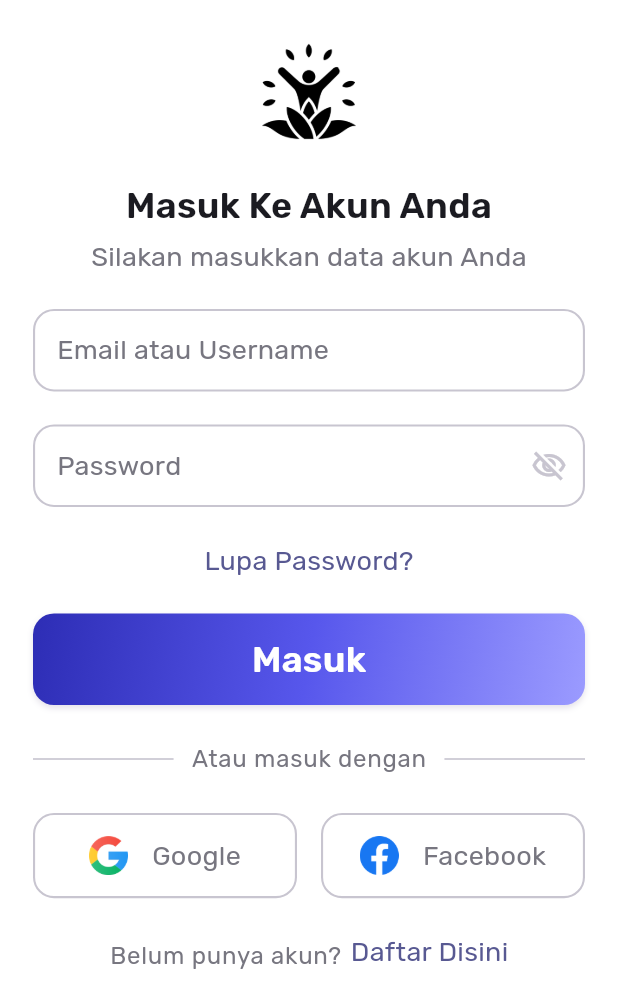
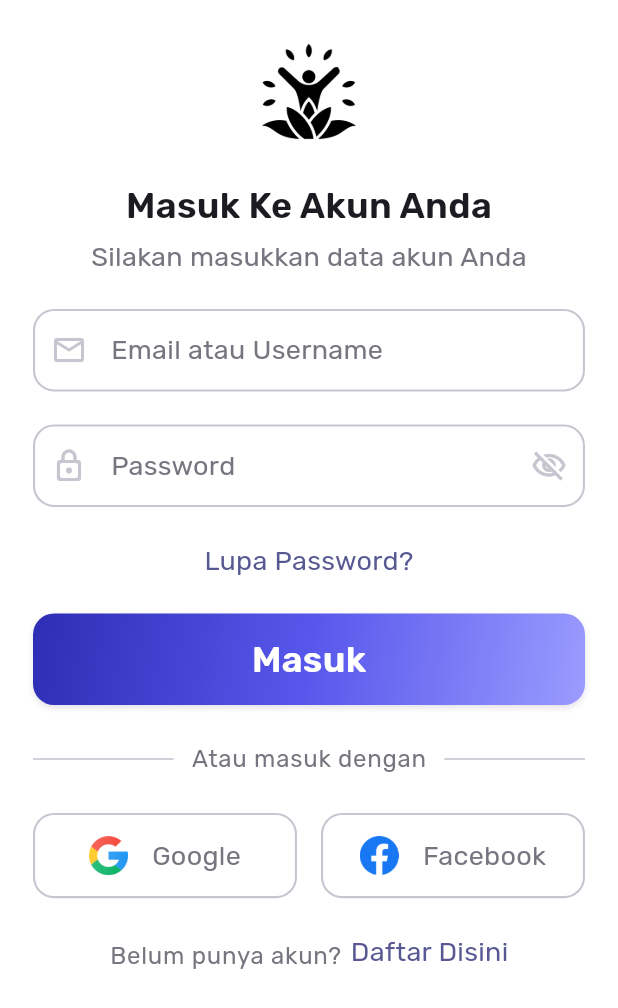
Before and after one commit to Vrynd/Sidipo_apps, a Flutter app: the screen it shows after launch, on a phone screen of 412 x 824 dp. Shown: the top 1008 px of the screen. Run offline on Flutter 3.47's test engine with Material 3 defaults, Android fonts, the light colour scheme and no system bars; our stand-ins replace google_fonts.

Commit message:
Menambahkan prefix icon sesuai dengan field

```diff
--- a/lib/components/template/auth/auth_text_field.dart
+++ b/lib/components/template/auth/auth_text_field.dart
@@ -5,17 +5,19 @@ import 'package:sidipo_apps/provider/show_password_provider.dart';
 class AuthTextField extends StatelessWidget {
   final TextEditingController controller;
   final String label;
-  final bool isPassword; // pakai ini
+  final bool isPassword;
   final TextInputType keyboardType;
   final String? Function(String?)? validator;
+  final IconData? prefixIcon;
 
   const AuthTextField({
     super.key,
     required this.controller,
     required this.label,
-    this.isPassword = false, // default false
+    this.isPassword = false,
     this.keyboardType = TextInputType.text,
     this.validator,
+    this.prefixIcon,
   });
 
   OutlineInputBorder inputBorder(BuildContext context, Color color) {
@@ -43,6 +45,13 @@ class AuthTextField extends StatelessWidget {
       cursorColor: Theme.of(context).colorScheme.secondary,
       decoration: InputDecoration(
         labelText: label,
+        prefixIcon: prefixIcon != null
+            ? Icon(
+                prefixIcon,
+                color: Theme.of(context).colorScheme.outlineVariant,
+                size: 24,
+              )
+            : null,
         suffixIcon: isPassword
             ? GestureDetector(
                 onTap: () {
--- a/lib/screens/auth/login_screen.dart
+++ b/lib/screens/auth/login_screen.dart
@@ -54,6 +54,7 @@ class _LoginScreenState extends State<LoginScreen> {
                       label: 'Email atau Username',
                       controller: _emailController,
                       keyboardType: TextInputType.emailAddress,
+                      prefixIcon: Icons.email_outlined,
                       validator: (value) => value!.isEmpty
                           ? 'Email atau username Tidak boleh kosong'
                           : null,
@@ -61,6 +62,7 @@ class _LoginScreenState extends State<LoginScreen> {
                     AuthTextField(
                       label: 'Password',
                       controller: _passwordController,
+                      prefixIcon: Icons.lock_outline_rounded,
                       isPassword: true,
                       keyboardType: TextInputType.visiblePassword,
                       validator: (value) =>
--- a/lib/screens/auth/register_screen.dart
+++ b/lib/screens/auth/register_screen.dart
@@ -53,6 +53,7 @@ class _RegisterScreenState extends State<RegisterScreen> {
                       label: 'Nama lengkap Anda',
                       controller: _fullnameController,
                       keyboardType: TextInputType.name,
+                      prefixIcon: Icons.person_outline,
                       validator: (value) =>
                           value!.isEmpty ? 'Nama Tidak boleh kosong' : null,
                     ),
@@ -60,6 +61,7 @@ class _RegisterScreenState extends State<RegisterScreen> {
                       label: 'Email',
                       controller: _emailController,
                       keyboardType: TextInputType.emailAddress,
+                      prefixIcon: Icons.email_outlined,
                       validator: (value) => value!.isEmpty
                           ? 'Email atau username Tidak boleh kosong'
                           : null,
@@ -68,6 +70,7 @@ class _RegisterScreenState extends State<RegisterScreen> {
                       label: 'Password',
                       controller: _passwordController,
                       isPassword: true,
+                      prefixIcon: Icons.lock_outline,
                       keyboardType: TextInputType.visiblePassword,
                       validator: (value) =>
                           value!.isEmpty ? 'Password Tidak boleh kosong' : null,
```
